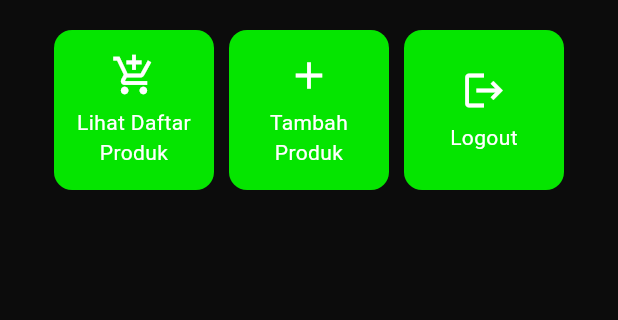
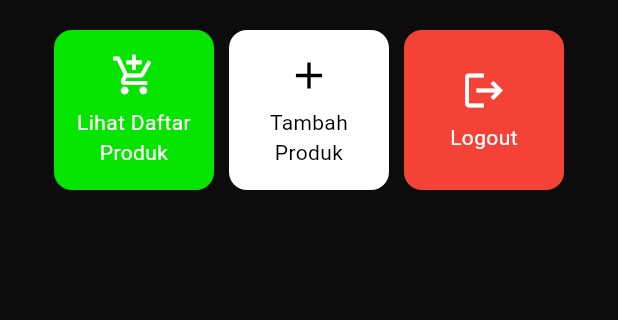
Before and after one commit to danferdiansyah/grime-mobile, a Flutter app: the screen it shows after launch, on a phone screen of 412 x 824 dp, the part 357-677 px from its top. Run offline on Flutter 3.47's test engine with Material 3 defaults, Android fonts, the phone set to English and light mode, and no system bars.

Commit message:
style: button color

```diff
--- a/lib/menu.dart
+++ b/lib/menu.dart
@@ -8,11 +8,8 @@ class MyHomePage extends StatelessWidget {
 
   @override
   Widget build(BuildContext context) {
-    // Scaffold menyediakan struktur dasar halaman dengan AppBar dan body.
     return Scaffold(
-      // AppBar adalah bagian atas halaman yang menampilkan judul.
       appBar: AppBar(
-        // Judul aplikasi "Mental Health Tracker" dengan teks putih dan tebal.
         title: const Text(
           'grime',
           style: TextStyle(
@@ -20,17 +17,13 @@ class MyHomePage extends StatelessWidget {
             fontWeight: FontWeight.bold,
           ),
         ),
-        // Warna latar belakang AppBar diambil dari skema warna tema aplikasi.
         backgroundColor: Theme.of(context).colorScheme.primary,
       ),
-      // Body halaman dengan padding di sekelilingnya.
       body: Padding(
         padding: const EdgeInsets.all(16.0),
-        // Menyusun widget secara vertikal dalam sebuah kolom.
         child: Column(
           crossAxisAlignment: CrossAxisAlignment.center,
           children: [
-            // Row untuk menampilkan 3 InfoCard secara horizontal.
             Row(
               mainAxisAlignment: MainAxisAlignment.spaceEvenly,
               children: [
@@ -39,17 +32,10 @@ class MyHomePage extends StatelessWidget {
                 InfoCard(title: 'Class', content: className),
               ],
             ),
-
-            // Memberikan jarak vertikal 16 unit.
             const SizedBox(height: 16.0),
-
-            // Menempatkan widget berikutnya di tengah halaman.
             Center(
               child: Column(
-                // Menyusun teks dan grid item secara vertikal.
-
                 children: [
-                  // Menampilkan teks sambutan dengan gaya tebal dan ukuran 18.
                   const Padding(
                     padding: EdgeInsets.only(top: 16.0),
                     child: Text(
@@ -61,18 +47,13 @@ class MyHomePage extends StatelessWidget {
                       ),
                     ),
                   ),
-
-                  // Grid untuk menampilkan ItemCard dalam bentuk grid 3 kolom.
                   GridView.count(
                     primary: true,
                     padding: const EdgeInsets.all(20),
                     crossAxisSpacing: 10,
                     mainAxisSpacing: 10,
                     crossAxisCount: 3,
-                    // Agar grid menyesuaikan tinggi kontennya.
                     shrinkWrap: true,
-
-                    // Menampilkan ItemCard untuk setiap item dalam list items.
                     children: items.map((ItemHomepage item) {
                       return ItemCard(item);
                     }).toList(),
@@ -86,7 +67,6 @@ class MyHomePage extends StatelessWidget {
     );
   }
 
-
     final List<ItemHomepage> items = [
          ItemHomepage("Lihat Daftar Produk", Icons.add_shopping_cart),
          ItemHomepage("Tambah Produk", Icons.add),
@@ -95,23 +75,18 @@ class MyHomePage extends StatelessWidget {
 }
 
 class InfoCard extends StatelessWidget {
-  // Kartu informasi yang menampilkan title dan content.
-
-  final String title;  // Judul kartu.
-  final String content;  // Isi kartu.
+  final String title;
+  final String content;
 
   const InfoCard({super.key, required this.title, required this.content});
 
   @override
   Widget build(BuildContext context) {
     return Card(
-      // Membuat kotak kartu dengan bayangan dibawahnya.
       elevation: 2.0,
       child: Container(
-        // Mengatur ukuran dan jarak di dalam kartu.
-        width: MediaQuery.of(context).size.width / 3.5, // menyesuaikan dengan lebar device yang digunakan.
+        width: MediaQuery.of(context).size.width / 3.5,
         padding: const EdgeInsets.all(16.0),
-        // Menyusun title dan content secara vertikal.
         child: Column(
           children: [
             Text(
@@ -135,48 +110,54 @@ class ItemHomepage {
 }
 
 class ItemCard extends StatelessWidget {
-  // Menampilkan kartu dengan ikon dan nama.
-
   final ItemHomepage item;
 
   const ItemCard(this.item, {super.key});
 
   @override
   Widget build(BuildContext context) {
+    Color backgroundColor;
+    Color textColor;
+
+    // Customizing colors based on item name
+    if (item.name == "Tambah Produk") {
+      backgroundColor = Colors.white;
+      textColor = Colors.black;
+    } else if (item.name == "Logout") {
+      backgroundColor = Colors.red;
+      textColor = Colors.white;
+    } else {
+      backgroundColor = Theme.of(context).colorScheme.secondary;
+      textColor = Colors.white;
+    }
+
     return Material(
-      // Menentukan warna latar belakang dari tema aplikasi.
-      color: Theme.of(context).colorScheme.secondary,
-      // Membuat sudut kartu melengkung.
+      color: backgroundColor,
       borderRadius: BorderRadius.circular(12),
-
       child: InkWell(
-        // Aksi ketika kartu ditekan.
         onTap: () {
-          // Menampilkan pesan SnackBar saat kartu ditekan.
           ScaffoldMessenger.of(context)
             ..hideCurrentSnackBar()
             ..showSnackBar(
               SnackBar(content: Text("Kamu telah menekan tombol ${item.name}!"))
             );
         },
-        // Container untuk menyimpan Icon dan Text
         child: Container(
           padding: const EdgeInsets.all(8),
           child: Center(
             child: Column(
-              // Menyusun ikon dan teks di tengah kartu.
               mainAxisAlignment: MainAxisAlignment.center,
               children: [
                 Icon(
                   item.icon,
-                  color: Colors.white,
+                  color: textColor,
                   size: 30.0,
                 ),
                 const Padding(padding: EdgeInsets.all(3)),
                 Text(
                   item.name,
                   textAlign: TextAlign.center,
-                  style: const TextStyle(color: Colors.white),
+                  style: TextStyle(color: textColor),
                 ),
               ],
             ),
@@ -185,5 +166,4 @@ class ItemCard extends StatelessWidget {
       ),
     );
   }
-
 }
```
